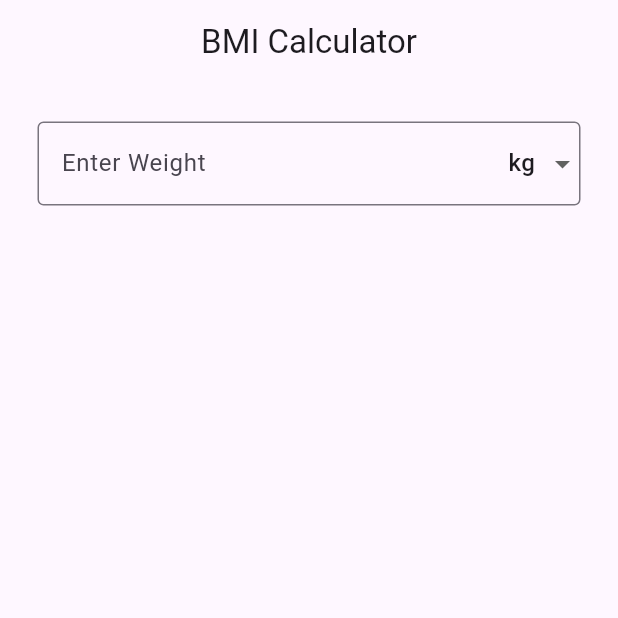
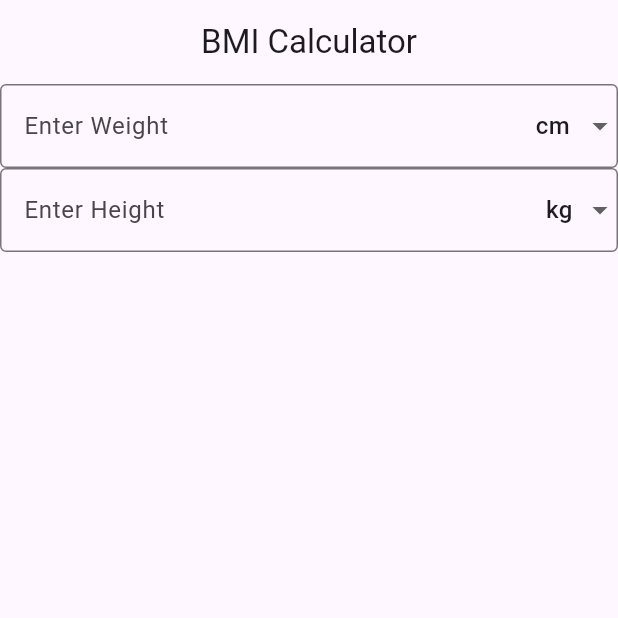
Before and after one commit to lucifron28/bmi-calculator, a Flutter app: the screen it shows after launch, on a phone screen of 412 x 824 dp, the top half of it. Run offline on Flutter 3.47's test engine with Material 3 defaults, Android fonts, the phone set to English and light mode, and no system bars.

Commit message:
added height unit form input

```diff
--- a/lib/bmi_calculator.dart
+++ b/lib/bmi_calculator.dart
@@ -13,8 +13,10 @@ class _CalculatorState extends State<Calculator> {
   TextEditingController weightController = TextEditingController();
 
   String? selectedWeightUnit = "kg";
-  final List<String> weightUnits = ["kg", "lbs"];
+  List<String> weightUnits = ["kg", "lbs"];
 
+  String? selectedHeightUnit = "cm";
+  List<String> heightUnits = ["cm", "inch"];
   bool isNumeric(String s) {
     if (s.isEmpty) {
       return false;
@@ -26,11 +28,28 @@ class _CalculatorState extends State<Calculator> {
   Widget build(BuildContext context) {
     return Column(
       children: [
-        Padding(
-          padding: const EdgeInsets.all(25.0),
-          child: UnitTextFormField(
+        UnitTextFormField(
           controller: heightController,
           labelText: "Enter Weight",
+          selectedUnit: selectedHeightUnit,
+          units: heightUnits,
+          onUnitChanged: (value) {
+            setState(() {
+              selectedHeightUnit = value;
+            });
+          },
+          validator: (value) {
+            if (value == null || value.isEmpty) {
+              return "Please Enter a Number";
+            }
+            if (!isNumeric(value)) {
+              return "Invalid number format";
+            }
+          },
+        ),
+        UnitTextFormField(
+          controller: heightController,
+          labelText: "Enter Height",
           selectedUnit: selectedWeightUnit,
           units: weightUnits,
           onUnitChanged: (value) {
@@ -39,9 +58,13 @@ class _CalculatorState extends State<Calculator> {
             });
           },
           validator: (value) {
-              if (value == null || value.isEmpty) return "Please Enter a Number";
+            if (value == null || value.isEmpty) {
+              return "Please Enter a Number";
+            }
+            if (!isNumeric(value)) {
+              return "Invalid number format";
+            }
           },
-          ),
         ),
       ],
     );
```
Lines whose indentation alone changed are shown as unchanged.
